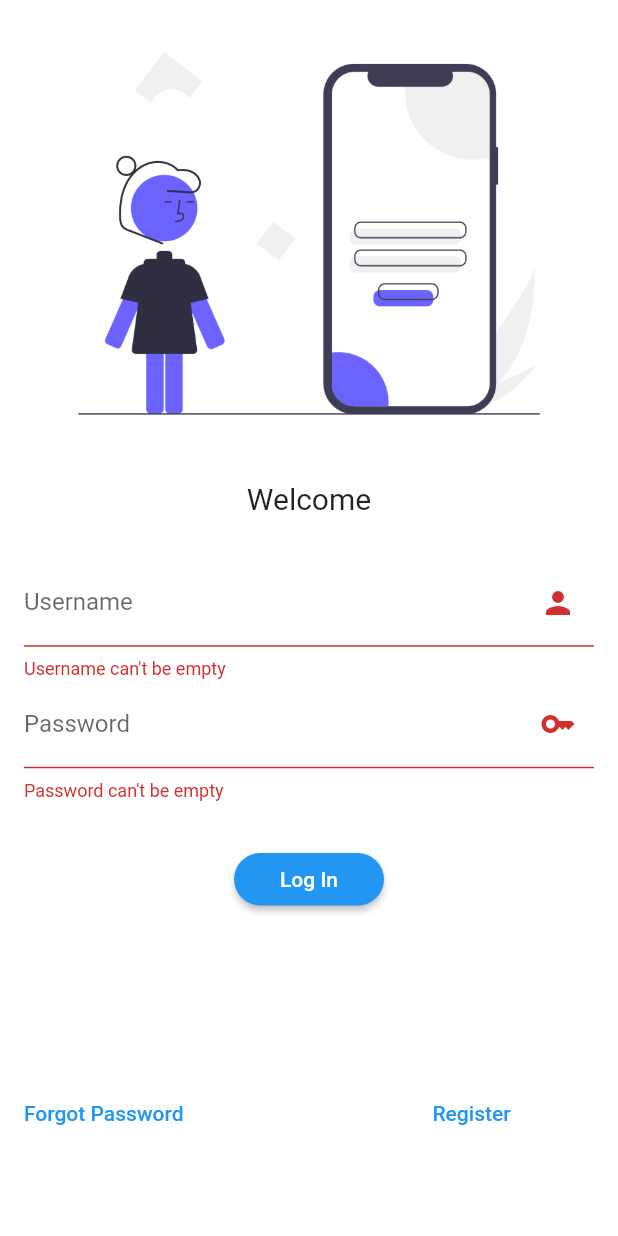
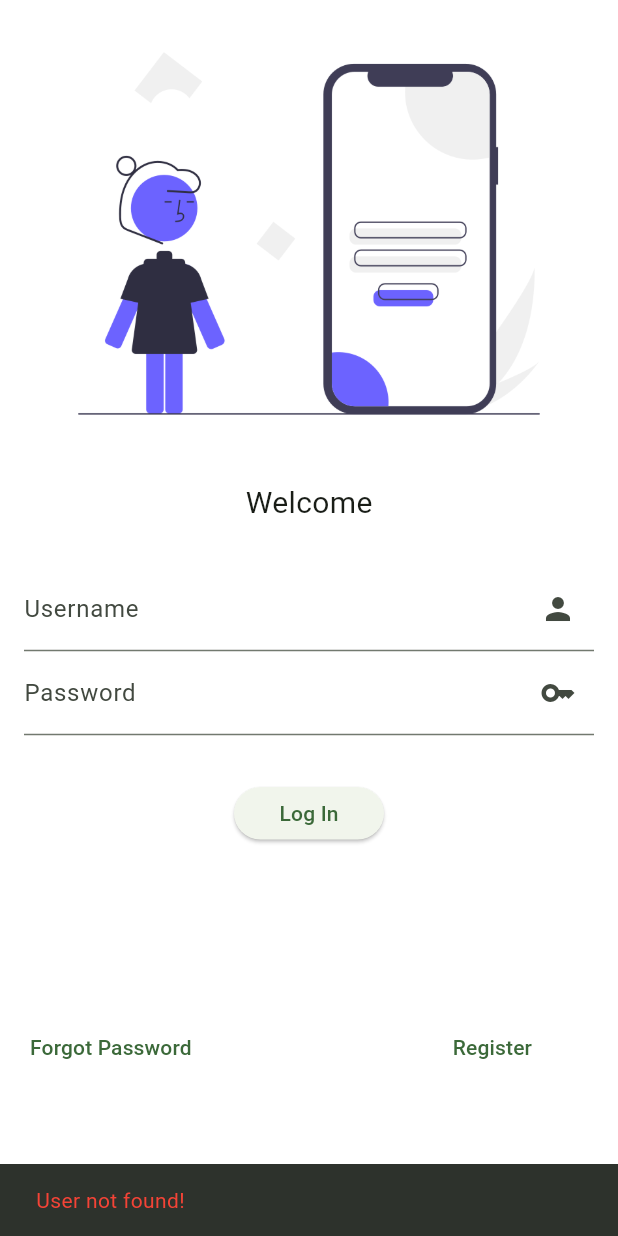
Before and after one commit to Somrat-H/bus_pass, a Flutter app: the screen it shows after launch, after a tap on "Log In", on a phone screen of 412 x 824 dp. Run offline on Flutter 3.47's test engine with Material 2 defaults, Android fonts, the phone set to English and light mode, and no system bars; our stand-ins replace shared_preferences; missing offline and left inert: shared_preferences_web.

Commit message:
login system

```diff
--- a/lib/database.dart
+++ b/lib/database.dart
@@ -18,31 +18,51 @@ class Database {
     return userJson.isNull ? null : User.fromJson(jsonDecode(userJson!));
   }
 
-  Future<bool> login({required String userName, required String password}) {
-    assert(userName.isNotEmpty, 'name can\'t be empty');
-    assert(password.isNotEmpty, 'id can\'t be empty');
-    return _preferences.setString('user', jsonEncode(User(userName, password)));
+  bool get userLoginStatus => _preferences.getBool('status') ?? false;
+
+  Future<bool> setUserLoginStatus(bool status) {
+    return _preferences.setBool('status', status);
   }
 
-  Future<bool> logout() {
+  Future<bool> addUser({
+    required String username,
+    required String password,
+    required String fullName,
+  }) {
+    assert(username.isNotEmpty, 'name can\'t be empty');
+    assert(password.isNotEmpty, 'id can\'t be empty');
+    return _preferences.setString(
+      'user',
+      jsonEncode(User(username, password, fullName)),
+    );
+  }
+
+  Future<bool> deleteUser() {
     return _preferences.remove('user');
   }
 }
 
 class User {
-  String userName;
+  String name;
+  String username;
   String password;
 
-  User([this.userName = '', this.password = '']);
+  User(this.username, this.password, this.name);
 
   User.fromJson(Map<String, dynamic> json)
-      : userName = json['userName'],
-        password = json['password'];
+      : username = json['username'],
+        password = json['password'],
+        name = json['name'];
 
   Map<String, dynamic> toJson() => {
-        'userName': userName,
+        'username': username,
         'password': password,
+        'name': name,
       };
+
+  bool validate(String username, String password) {
+    return username == this.username && password == this.password;
+  }
 }
 
 extension NullCheck on dynamic {
--- a/lib/main.dart
+++ b/lib/main.dart
@@ -1,29 +1,27 @@
+import 'package:bus_pass/database.dart';
+import 'package:bus_pass/screen/home_screen2.dart';
 import 'package:bus_pass/screen/login.dart';
 import 'package:flutter/material.dart';
 
+Future<void> main() async {
+  await Database.init();
+  WidgetsFlutterBinding.ensureInitialized();
+  runApp(const MyApp());
+}
 
-void main() => runApp( const MyApp());
-
-
-class MyApp extends StatelessWidget{
+class MyApp extends StatelessWidget {
   const MyApp({super.key});
   @override
-  Widget build(BuildContext context){
-    return   MaterialApp(
-      // theme: ThemeData(
-      //   primaryColor: Colors.red,
-      //     colorSchemeSeed: Colors.red,
-      //     useMaterial3: true,
-      //   ),
-      debugShowCheckedModeBanner: true,
-      home: LogIn(t1: 'mainname', t2: 'mainpass',)
-      // routes: {
-      //   MyRoutes.homeRoutes:(context) =>   const HomeScreen2(),
-      //   MyRoutes.loginRoutes:(context) =>  const LogIn(),
-      //   MyRoutes.registerRoutes:(context) =>  const Register(),
-
-      // },
-
+  Widget build(BuildContext context) {
+    return MaterialApp(
+      theme: ThemeData(
+        colorSchemeSeed: Colors.green,
+        useMaterial3: true,
+      ),
+      debugShowCheckedModeBanner: false,
+      home: Database.instance.userLoginStatus
+          ? const HomeScreen2()
+          : const LogIn(),
     );
   }
 }
--- a/lib/screen/login.dart
+++ b/lib/screen/login.dart
@@ -1,32 +1,30 @@
-// ignore_for_file: must_be_immutable
-
+import 'package:bus_pass/database.dart';
 import 'package:bus_pass/screen/home_screen2.dart';
 import 'package:bus_pass/screen/register.dart';
 import 'package:flutter/material.dart';
 
 class LogIn extends StatefulWidget {
-  String? t1, t2;
-  LogIn({super.key, this.t1, this.t2});
+  const LogIn({super.key});
 
   @override
   State<LogIn> createState() => LogInState();
 }
 
 class LogInState extends State<LogIn> {
-  String username = '';
-  String password = '';
-  // String t1, t2;
-  final textcon = TextEditingController();
-  final textcon2 = TextEditingController();
-  final _formkey = GlobalKey<FormState>();
+  final usernameController = TextEditingController();
+  final passwordController = TextEditingController();
 
-  moveTohome(BuildContext context) {
-    if (_formkey.currentState!.validate() &&
-        widget.t1 == username &&
-        widget.t2 == password) {
-      Navigator.push(context,
-          MaterialPageRoute(builder: (context) => const HomeScreen2()));
+  void redirectUser() {
+    Navigator.of(context).pushReplacement(
+      MaterialPageRoute(builder: (_) => const HomeScreen2()),
+    );
   }
+
+  @override
+  void dispose() {
+    usernameController.dispose();
+    passwordController.dispose();
+    super.dispose();
   }
 
   @override
@@ -58,12 +56,10 @@ class LogInState extends State<LogIn> {
             Padding(
               padding:
                   const EdgeInsets.symmetric(horizontal: 16.0, vertical: 8.0),
-              child: Form(
-                key: _formkey,
               child: Column(
                 children: [
                   TextFormField(
-                      controller: textcon,
+                    controller: usernameController,
                     decoration: const InputDecoration(
                         suffixIcon: Icon(Icons.person),
                         hintText: 'Enter Your Username',
@@ -76,7 +72,7 @@ class LogInState extends State<LogIn> {
                     },
                   ),
                   TextFormField(
-                      controller: textcon2,
+                    controller: passwordController,
                     obscureText: true,
                     decoration: const InputDecoration(
                       suffixIcon: Icon(Icons.key),
@@ -95,29 +91,37 @@ class LogInState extends State<LogIn> {
                 ],
               ),
             ),
-            ),
             const SizedBox(
               height: 20,
             ),
-            Column(
-              children: [
-                Center(
-                  child: ElevatedButton(
+            ElevatedButton(
               style: ElevatedButton.styleFrom(
                 shape: RoundedRectangleBorder(
-                            borderRadius: BorderRadius.circular(20.0)),
-                        minimumSize: const Size(100, 35)),
-                    onPressed: () {
-                      setState(() {
-                        username = textcon.text;
-                        password = textcon2.text;
-                      });
-                      moveTohome(context);
+                  borderRadius: BorderRadius.circular(20.0),
+                ),
+                minimumSize: const Size(100, 35),
+              ),
+              onPressed: () async {
+                var user = Database.instance.user;
+                if (user.isNull ||
+                    !user!.validate(
+                      usernameController.text,
+                      passwordController.text,
+                    )) {
+                  ScaffoldMessenger.of(context).showSnackBar(
+                    const SnackBar(
+                      content: Text(
+                        'User not found!',
+                        style: TextStyle(color: Colors.red),
+                      ),
+                    ),
+                  );
+                } else {
+                  await Database.instance.setUserLoginStatus(true);
+                  redirectUser();
+                }
               },
               child: const Text('Log In'),
-                  ),
-                )
-              ],
             ),
             const SizedBox(
               height: 100,
@@ -127,7 +131,9 @@ class LogInState extends State<LogIn> {
               child: Row(
                 children: [
                   TextButton(
-                      onPressed: () {}, child: const Text('Forgot Password')),
+                    onPressed: () {},
+                    child: const Text('Forgot Password'),
+                  ),
                   const SizedBox(
                     width: 150,
                   ),
@@ -136,12 +142,15 @@ class LogInState extends State<LogIn> {
                       Navigator.push(
                         context,
                         MaterialPageRoute(
-                                builder: (context) => const Register()));
+                          builder: (context) => const Register(),
+                        ),
+                      );
                     },
-                      child: const Text('Register')),
+                    child: const Text('Register'),
+                  ),
                 ],
               ),
-            )
+            ),
           ],
         ),
       ),
```
Also changed, not shown: lib/screen/home_screen2.dart (+38 -9 lines), lib/screen/register.dart (+90 -31 lines), pubspec.yaml (+1 -68 lines), pubspec.lock, 5 other files. Lines whose indentation alone changed are shown as unchanged.
